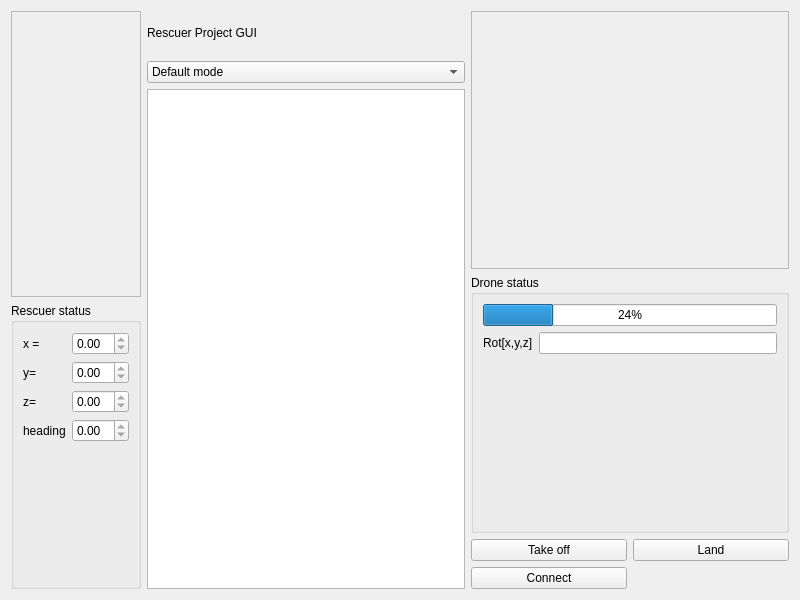
Before: the Qt Designer form src/rescuer_project/main_window.ui in axilos22/rescuer_project, drawn with Qt 5.
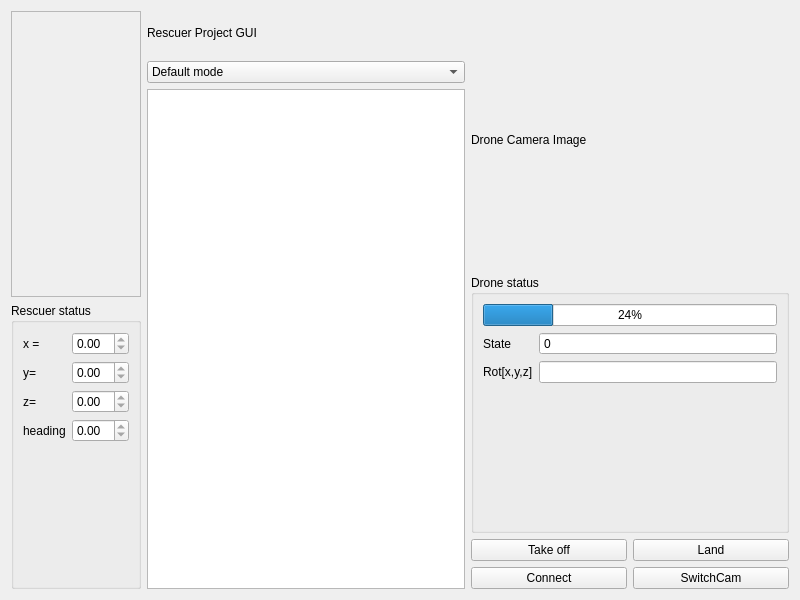
After: the same form once the commit is applied.

Commit message: Camera: test1

Patch:
```diff
--- a/src/rescuer_project/main_window.ui
+++ b/src/rescuer_project/main_window.ui
@@ -183,12 +183,15 @@
      <item>
       <layout class="QVBoxLayout" name="droneLayout">
        <item>
-        <widget class="QFrame" name="droneFrontCam">
-         <property name="frameShape">
-          <enum>QFrame::StyledPanel</enum>
+        <widget class="QLabel" name="droneCamLabel">
+         <property name="cursor">
+          <cursorShape>CrossCursor</cursorShape>
          </property>
-         <property name="frameShadow">
-          <enum>QFrame::Raised</enum>
+         <property name="toolTip">
+          <string>Camera image from the drone</string>
+         </property>
+         <property name="text">
+          <string>Drone Camera Image</string>
          </property>
         </widget>
        </item>
@@ -213,16 +216,33 @@
             <property name="fieldGrowthPolicy">
              <enum>QFormLayout::AllNonFixedFieldsGrow</enum>
             </property>
-            <item row="0" column="0">
+            <item row="1" column="0">
              <widget class="QLabel" name="rotXYZLabel">
               <property name="text">
                <string>Rot[x,y,z]</string>
               </property>
              </widget>
             </item>
-            <item row="0" column="1">
+            <item row="1" column="1">
              <widget class="QLineEdit" name="rotXYZLineEdit"/>
             </item>
+            <item row="0" column="0">
+             <widget class="QLabel" name="stateLabel">
+              <property name="text">
+               <string>State</string>
+              </property>
+             </widget>
+            </item>
+            <item row="0" column="1">
+             <widget class="QSpinBox" name="stateSpinBox">
+              <property name="readOnly">
+               <bool>true</bool>
+              </property>
+              <property name="buttonSymbols">
+               <enum>QAbstractSpinBox::NoButtons</enum>
+              </property>
+             </widget>
+            </item>
            </layout>
           </item>
          </layout>
@@ -251,6 +271,13 @@
            </property>
           </widget>
          </item>
+         <item row="1" column="1">
+          <widget class="QPushButton" name="switchCamPushButton">
+           <property name="text">
+            <string>SwitchCam</string>
+           </property>
+          </widget>
+         </item>
         </layout>
        </item>
       </layout>
```
The commit also changes 2 other files.
